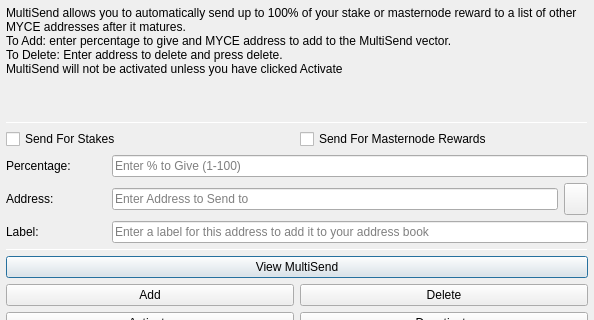
The window that src/qt/forms/multisenddialog.ui (myce-legacy/myce-old) describes before a commit, drawn with Qt 5; both pictures show x 0 to 594 and y 0 to 320 of the 594 by 526 pixel window.
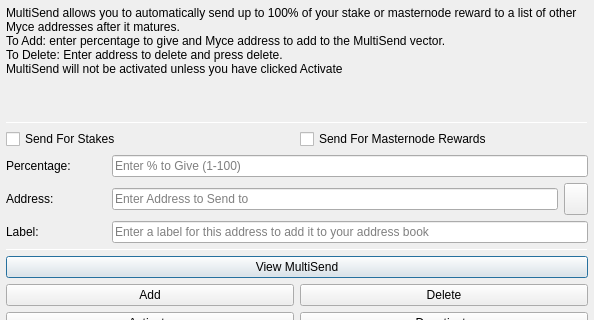
The same window after the commit. Icons and pictures are not drawn.

Commit message: Rename MYCE -> Myce

The edit to the form file:
```diff
--- a/src/qt/forms/multisenddialog.ui
+++ b/src/qt/forms/multisenddialog.ui
@@ -37,8 +37,8 @@
         <number>1</number>
        </property>
        <property name="text">
-        <string>MultiSend allows you to automatically send up to 100% of your stake or masternode reward to a list of other MYCE addresses after it matures.
-To Add: enter percentage to give and MYCE address to add to the MultiSend vector.
+        <string>MultiSend allows you to automatically send up to 100% of your stake or masternode reward to a list of other Myce addresses after it matures.
+To Add: enter percentage to give and Myce address to add to the MultiSend vector.
 To Delete: Enter address to delete and press delete.
 MultiSend will not be activated unless you have clicked Activate</string>
        </property>
```
The commit also changes 440 other files.
